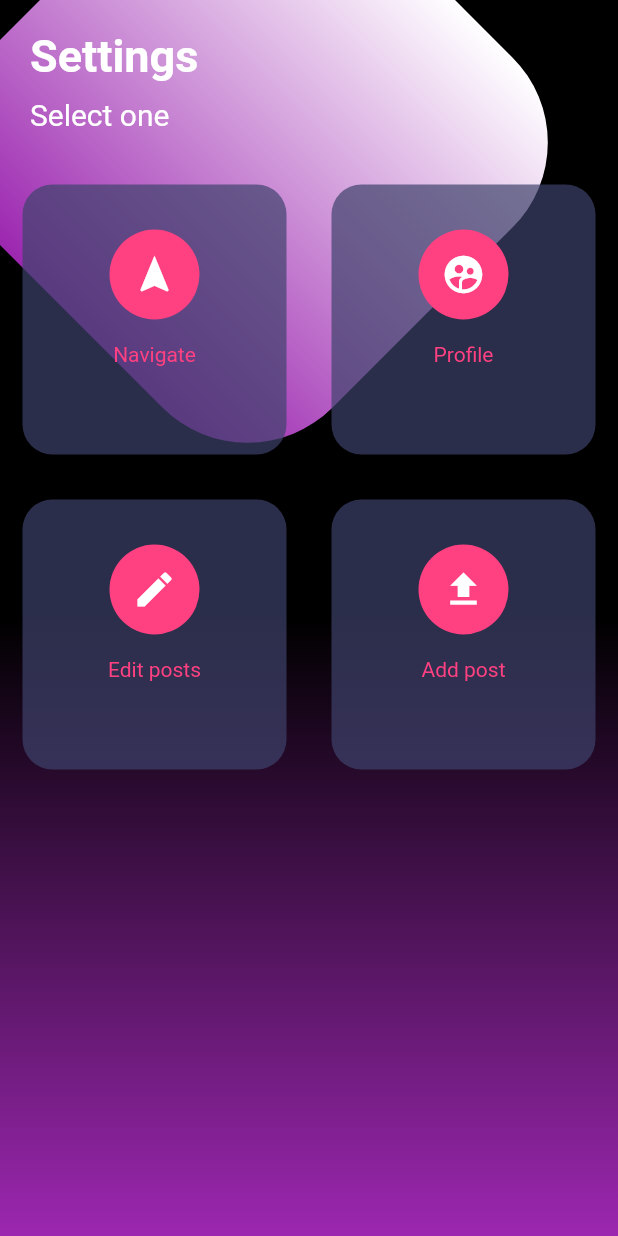
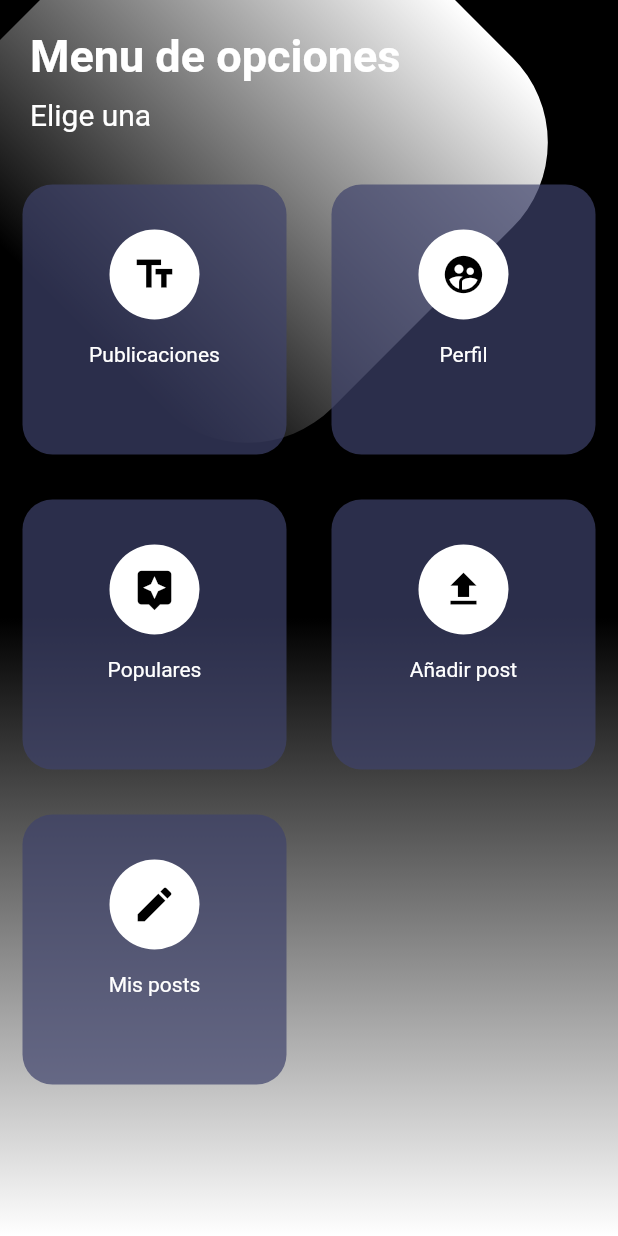
Before and after one commit to lTIGREl/SDproject, a Flutter app: the OptionPage screen opened by its route, on a phone screen of 412 x 824 dp. Run offline on Flutter 3.47's test engine with Material 2 defaults, Android fonts, the phone set to English and light mode, and no system bars; our stand-ins replace firebase_auth, firebase_database, firebase_storage, flutter_map, google_sign_in, image_picker and 3 more; accounts and stored records are empty.

Commit message:
mis posts y populares añadido

```diff
--- /dev/null
+++ b/lib/Models/configuraciones.dart
@@ -0,0 +1,6 @@
+import 'package:flutter/material.dart';
+
+class Configuraciones {
+  static final colorA = Colors.black;
+  static final colorB = Colors.white;
+}
--- a/lib/Pages/loginpage.dart
+++ b/lib/Pages/loginpage.dart
@@ -15,7 +15,7 @@ class _LoginPageState extends State<LoginPage> {
         gradient: LinearGradient(
           begin: Alignment.topRight,
           end: Alignment.bottomLeft,
-          colors: [Colors.white, Colors.pinkAccent],
+          colors: [Colors.black, Colors.white],
         ),
       ),
       child: Column(
@@ -59,7 +59,7 @@ class _LoginPageState extends State<LoginPage> {
             Padding(
               padding: const EdgeInsets.only(left: 10),
               child: Text(
-                'Sign in with Google',
+                'Iniciar sesión con Google',
                 style: TextStyle(
                   fontSize: 20,
                   color: Colors.black,
--- a/lib/Pages/logoutpage.dart
+++ b/lib/Pages/logoutpage.dart
@@ -1,3 +1,4 @@
+import 'package:SmartSolutions/Models/configuraciones.dart';
 import 'package:flutter/material.dart';
 import 'package:SmartSolutions/Models/usuario.dart';
 
@@ -15,7 +16,7 @@ class _LogoutPageState extends State<LogoutPage> {
           gradient: LinearGradient(
             begin: Alignment.topRight,
             end: Alignment.bottomLeft,
-            colors: [Colors.pinkAccent, Colors.grey],
+            colors: [Configuraciones.colorA, Configuraciones.colorB],
           ),
         ),
         child: Center(
--- a/lib/Pages/mainpage.dart
+++ b/lib/Pages/mainpage.dart
@@ -10,7 +10,7 @@ class MainPage extends StatelessWidget {
         gradient: LinearGradient(
           begin: Alignment.topRight,
           end: Alignment.bottomLeft,
-          colors: [Colors.pinkAccent, Colors.white],
+          colors: [Colors.white, Colors.black],
         ),
       ),
       child: PageView(
@@ -50,7 +50,7 @@ class MainPage extends StatelessWidget {
             height: 20.0,
           ),
           Text(
-            'Welcome to',
+            'Bienvenidos a',
             style: estiloTexto,
           ),
           Text(
--- a/lib/Pages/opciones.dart
+++ b/lib/Pages/opciones.dart
@@ -1,5 +1,6 @@
 import 'dart:math';
 
+import 'package:SmartSolutions/Models/configuraciones.dart';
 import 'package:flutter/material.dart';
 
 class OptionPage extends StatelessWidget {
@@ -28,7 +29,7 @@ class OptionPage extends StatelessWidget {
           crossAxisAlignment: CrossAxisAlignment.start,
           children: <Widget>[
             Text(
-              "Settings",
+              "Menu de opciones",
               style: TextStyle(
                   color: Colors.white,
                   fontSize: 30.0,
@@ -37,7 +38,7 @@ class OptionPage extends StatelessWidget {
             SizedBox(
               height: 10.0,
             ),
-            Text("Select one",
+            Text("Elige una",
                 style: TextStyle(color: Colors.white, fontSize: 20.0))
           ],
         ),
@@ -51,7 +52,7 @@ class OptionPage extends StatelessWidget {
       height: double.infinity,
       decoration: BoxDecoration(
           gradient: LinearGradient(
-              colors: [Colors.black, Colors.purple],
+              colors: [Configuraciones.colorA, Configuraciones.colorB],
               begin: FractionalOffset(0.0, 0.5),
               end: FractionalOffset(0.0, 1.0))),
     );
@@ -61,8 +62,9 @@ class OptionPage extends StatelessWidget {
         height: 330.0,
         width: 330.0,
         decoration: BoxDecoration(
-            gradient: LinearGradient(colors: [Colors.purple, Colors.white]),
-            color: Colors.pink,
+            gradient: LinearGradient(
+                colors: [Configuraciones.colorA, Configuraciones.colorB]),
+            color: Colors.black,
             borderRadius: BorderRadius.circular(80.0)),
       ),
     );
@@ -81,23 +83,30 @@ class OptionPage extends StatelessWidget {
     return Table(
       children: [
         TableRow(children: [
-          _crearBoton(context, Icons.navigation, "Navigate", "navigation"),
           _crearBoton(
-              context, Icons.supervised_user_circle, "Profile", "logout")
+              context, Icons.text_fields, "Publicaciones", "navigation", null),
+          _crearBoton(
+              context, Icons.supervised_user_circle, "Perfil", "logout", null)
         ]),
         TableRow(children: [
-          _crearBoton(context, Icons.edit, "Edit posts", "map"),
-          _crearBoton(context, Icons.file_upload, "Add post", "upload")
+          _crearBoton(
+              context, Icons.assistant, "Populares", "navigation", "populares"),
+          _crearBoton(context, Icons.file_upload, "Añadir post", "upload", null)
+        ]),
+        TableRow(children: [
+          _crearBoton(
+              context, Icons.edit, "Mis posts", "navigation", "misposts"),
+          SizedBox()
         ])
       ],
     );
   }
 
-  Widget _crearBoton(
-      BuildContext context, IconData icono, String option, String ruta) {
+  Widget _crearBoton(BuildContext context, IconData icono, String option,
+      String ruta, String args) {
     return GestureDetector(
       onTap: () {
-        Navigator.pushNamed(context, ruta);
+        Navigator.pushNamed(context, ruta, arguments: args);
       },
       child: Container(
         padding: EdgeInsets.all(30),
@@ -109,18 +118,18 @@ class OptionPage extends StatelessWidget {
         child: Column(
           children: <Widget>[
             CircleAvatar(
-              backgroundColor: Colors.pinkAccent,
+              backgroundColor: Configuraciones.colorB,
               radius: 30.0,
               child: Icon(
                 icono,
-                color: Colors.white,
+                color: Configuraciones.colorA,
                 size: 30.0,
               ),
             ),
             SizedBox(
               height: 15.0,
             ),
-            Text(option, style: TextStyle(color: Colors.pinkAccent))
+            Text(option, style: TextStyle(color: Configuraciones.colorB))
           ],
         ),
       ),
--- a/lib/main.dart
+++ b/lib/main.dart
@@ -1,7 +1,8 @@
+import 'package:SmartSolutions/Pages/comentpage.dart';
 import 'package:SmartSolutions/Pages/homepage.dart';
 import 'package:SmartSolutions/Pages/logoutpage.dart';
 import 'package:SmartSolutions/Pages/mainpage.dart';
-import 'package:SmartSolutions/Pages/mapapage.dart';
+import 'package:SmartSolutions/Models/mapapage.dart';
 import 'package:SmartSolutions/Pages/opciones.dart';
 import 'package:SmartSolutions/Pages/photoupload.dart';
 import 'package:SmartSolutions/Pages/photoview.dart';
@@ -28,9 +29,10 @@ class MyApp extends StatelessWidget {
         'upload': (BuildContext context) => PhotoUpload(),
         'map': (BuildContext context) => MapPage(),
         'photo': (BuildContext context) => PhotoViewer(),
+        'comments': (BuildContext context) => ComentPage()
       },
       theme: ThemeData(
-        primarySwatch: Colors.pink,
+        primarySwatch: Colors.indigo,
       ),
     );
   }
```
Also changed, not shown: lib/Models/postlist.dart (+81 -0 lines), lib/Pages/comentpage.dart (added, +12 -0 lines), lib/Pages/homepage.dart (+10 -5 lines), lib/Pages/photoupload.dart (+13 -15 lines), lib/Pages/postPage.dart (+41 -17 lines), lib/Models/mapapage.dart (renamed from lib/Pages/mapapage.dart).
